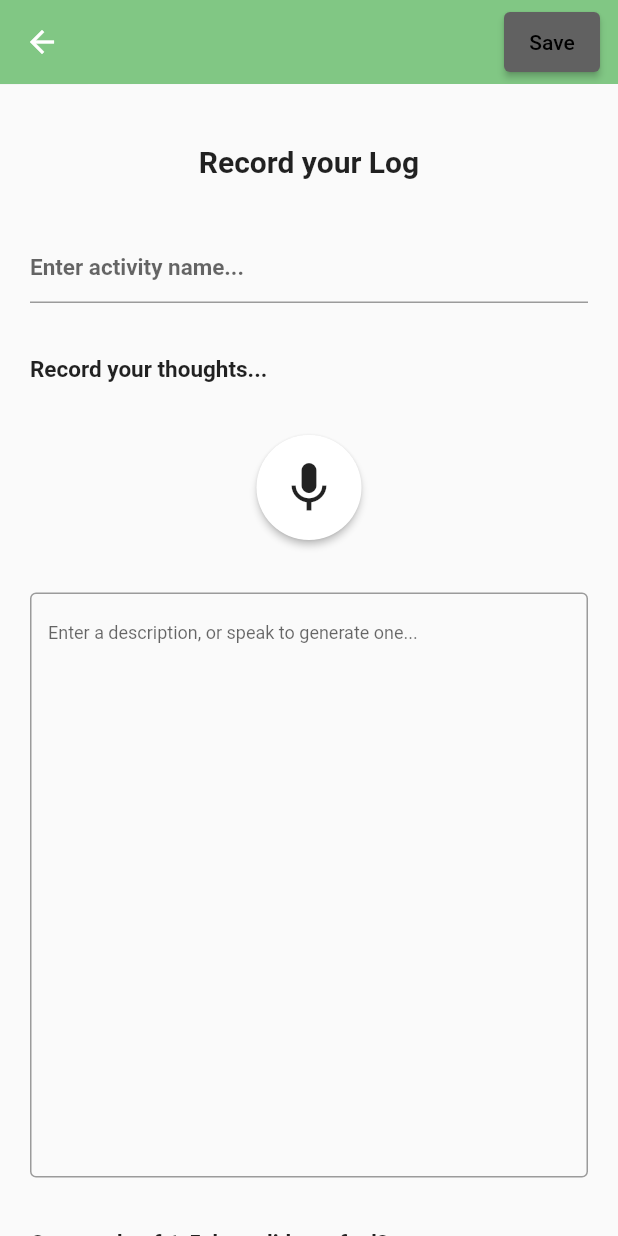
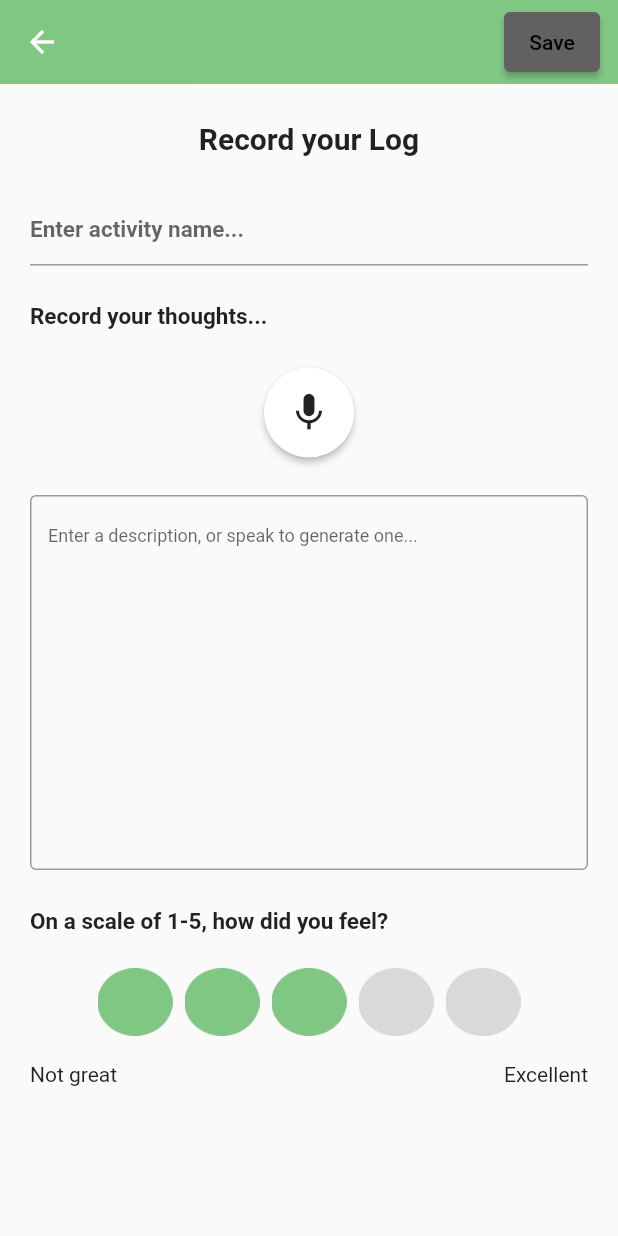
Before and after one commit to mr-jw/fitness-journal-mobile-app, a Flutter app: the screen it shows after launch, after a tap on the "add" icon, on a phone screen of 412 x 824 dp. Run offline on Flutter 3.47's test engine with Material 2 defaults, Android fonts, the phone set to English and light mode, and no system bars; drawn by our look-alikes of flutter_rating_bar; our stand-ins replace audioplayers, permission_handler, speech_to_text, sqflite; missing offline and left inert: flutter_sound_lite; accounts and stored records are empty.

```diff
--- a/lib/pages/activities_page.dart
+++ b/lib/pages/activities_page.dart
@@ -1,9 +1,12 @@
+import 'package:fitness_tracker/pages/settings_page.dart';
 import 'package:flutter/material.dart';
 import 'package:fitness_tracker/widgets/activity_card_widget.dart';
 import 'package:fitness_tracker/model/activity.dart';
 import 'package:fitness_tracker/db/activity_database.dart';
 import 'package:fitness_tracker/pages/edit_activity_page.dart';
 import 'package:fitness_tracker/pages/activity_detail_page.dart';
+
+import 'analytics_page.dart';
 
 class ActivityPage extends StatefulWidget {
   const ActivityPage({Key? key}) : super(key: key);
@@ -13,8 +16,24 @@ class ActivityPage extends StatefulWidget {
 }
 
 class _ActivityPageState extends State<ActivityPage> {
-  late List<Activity> activities;
-  bool isLoading = false;
+  // database communication variables.
+  late List<Activity> _activities;
+  bool _isLoading = false;
+
+  // page naivgation variables.
+  static const List<Widget> _pages = <Widget>[
+    ActivityPage(),
+    AnalyticsPage(),
+    SettingsPage(),
+  ];
+
+  int _selectedIndex = 0;
+  void onItemTapped(int index) {
+    setState(() {
+      _selectedIndex = index;
+    });
+  }
+
   @override
   void initState() {
     super.initState();
@@ -29,18 +48,18 @@ class _ActivityPageState extends State<ActivityPage> {
   }
 
   Future refreshActivities() async {
-    setState(() => isLoading = true);
+    setState(() => _isLoading = true);
 
-    activities = await ActivityDatabase.instance.readAllActivities();
+    _activities = await ActivityDatabase.instance.readAllActivities();
 
-    setState(() => isLoading = false);
+    setState(() => _isLoading = false);
   }
 
   Widget buildActivities() => ListView.separated(
       padding: const EdgeInsets.symmetric(vertical: 8, horizontal: 4),
-      itemCount: activities.length,
+      itemCount: _activities.length,
       itemBuilder: (context, index) {
-        final activity = activities[index];
+        final activity = _activities[index];
 
         return GestureDetector(
           onTap: () async {
@@ -58,20 +77,29 @@ class _ActivityPageState extends State<ActivityPage> {
             height: 1,
           ));
 
+  /*
+  IndexedStack(
+  index: _selectedIndex,
+  children: _pages,
+)
+*/
+
   @override
   Widget build(BuildContext context) => Scaffold(
         appBar: AppBar(
           title: Text("Activities"),
         ),
         body: Center(
-          child: isLoading
-              ? const CircularProgressIndicator()
-              : activities.isEmpty
-                  ? const Text(
-                      'No Activities.',
-                      style: TextStyle(color: Colors.white, fontSize: 24),
-                    )
-                  : buildActivities(),
+          child: _selectedIndex != 0
+              ? _pages.elementAt(_selectedIndex)
+              : _isLoading
+                  ? const CircularProgressIndicator()
+                  : _activities.isEmpty
+                      ? const Text(
+                          'No Activities.',
+                          style: TextStyle(color: Colors.black, fontSize: 24),
+                        )
+                      : buildActivities(),
         ),
         floatingActionButton: FloatingActionButton(
           child: const Icon(Icons.add),
@@ -84,5 +112,26 @@ class _ActivityPageState extends State<ActivityPage> {
             refreshActivities();
           },
         ),
+        bottomNavigationBar: BottomNavigationBar(
+          iconSize: 25,
+          backgroundColor: Colors.green.shade300,
+          items: const <BottomNavigationBarItem>[
+            BottomNavigationBarItem(
+              icon: Icon(Icons.fitness_center),
+              label: 'Activities',
+            ),
+            BottomNavigationBarItem(
+              icon: Icon(Icons.bar_chart),
+              label: 'Analytics',
+            ),
+            BottomNavigationBarItem(
+              icon: Icon(Icons.settings),
+              label: 'Settings',
+            ),
+          ],
+          currentIndex: _selectedIndex,
+          selectedItemColor: Colors.white,
+          onTap: onItemTapped,
+        ),
       );
 }
--- a/lib/widgets/activity_form_widget.dart
+++ b/lib/widgets/activity_form_widget.dart
@@ -52,7 +52,7 @@ class _ActivityFormWidgetState extends State<ActivityFormWidget> {
           child: Column(
             mainAxisSize: MainAxisSize.min,
             children: [
-              const SizedBox(height: 20),
+              const SizedBox(height: 5),
               const Text(
                 "Record your Log",
                 textAlign: TextAlign.center,
@@ -61,13 +61,13 @@ class _ActivityFormWidgetState extends State<ActivityFormWidget> {
                   fontWeight: FontWeight.bold,
                 ),
               ),
-              const SizedBox(height: 35),
+              const SizedBox(height: 25),
               buildTitle(),
-              const SizedBox(height: 35),
+              const SizedBox(height: 25),
               audioRecorderWidget(),
-              const SizedBox(height: 35),
+              const SizedBox(height: 25),
               buildDescription(),
-              const SizedBox(height: 35),
+              const SizedBox(height: 25),
               buildMood(),
             ],
           ),
@@ -90,7 +90,7 @@ class _ActivityFormWidgetState extends State<ActivityFormWidget> {
             ),
           ),
         ),
-        const SizedBox(height: 35),
+        const SizedBox(height: 25),
         RawMaterialButton(
           onPressed: () async {
             await soundRecorder.toggleRecording();
@@ -105,7 +105,7 @@ class _ActivityFormWidgetState extends State<ActivityFormWidget> {
           shape: const CircleBorder(),
           child: Icon(
             icon,
-            size: 40.0,
+            size: 30.0,
           ),
         ),
       ],
@@ -125,12 +125,13 @@ class _ActivityFormWidgetState extends State<ActivityFormWidget> {
             ),
           ),
         ),
-        const SizedBox(height: 35),
+        const SizedBox(height: 20),
         RatingBar(
           initialRating: 3,
           direction: Axis.horizontal,
           allowHalfRating: true,
           itemCount: 5,
+          itemSize: 50.0,
           ratingWidget: RatingWidget(
             full: Image.asset('assets/images/indicator.png'),
             half: Image.asset('assets/images/indicator-half.png'),
@@ -141,6 +142,16 @@ class _ActivityFormWidgetState extends State<ActivityFormWidget> {
             print(mood);
             widget.moodletWidgetCallBack(mood);
           },
+        ),
+        Padding(
+          padding: const EdgeInsets.symmetric(vertical: 15),
+          child: Row(
+            mainAxisAlignment: MainAxisAlignment.spaceBetween,
+            children: const [
+              Text("Not great"),
+              Text("Excellent"),
+            ],
+          ),
         ),
       ],
     );
@@ -166,7 +177,7 @@ class _ActivityFormWidgetState extends State<ActivityFormWidget> {
   }
 
   Widget buildDescription() => TextFormField(
-        maxLines: 25,
+        maxLines: 15,
         initialValue: widget.description,
         textCapitalization: TextCapitalization.sentences,
         style: const TextStyle(
```
Also changed, not shown: lib/pages/activity_detail_page.dart (+12 -2 lines), lib/pages/analytics_page.dart (added, +17 -0 lines), lib/pages/settings_page.dart (added, +17 -0 lines).
